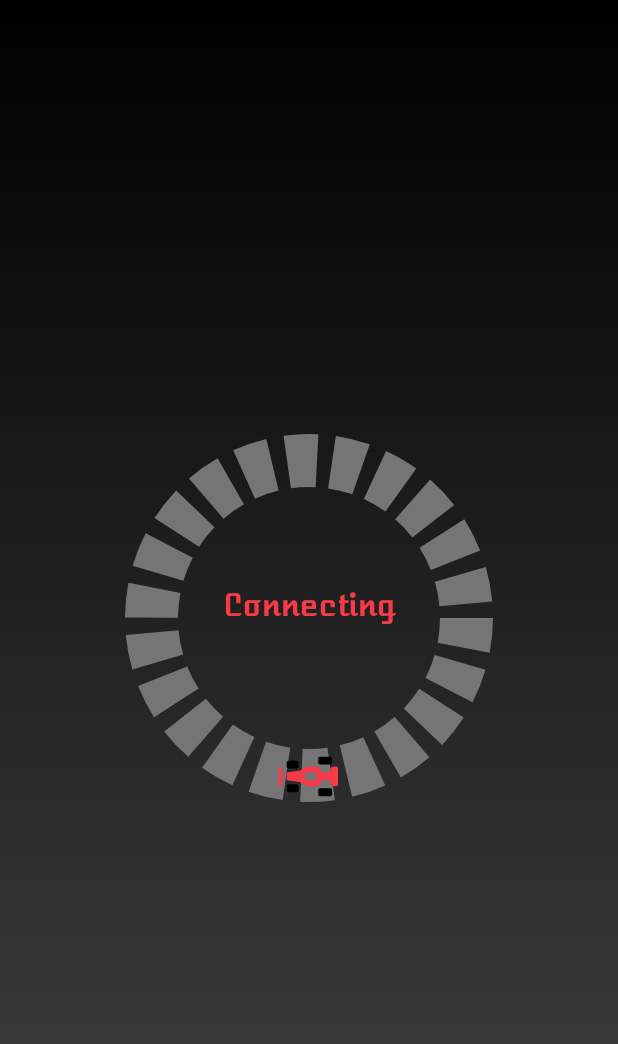
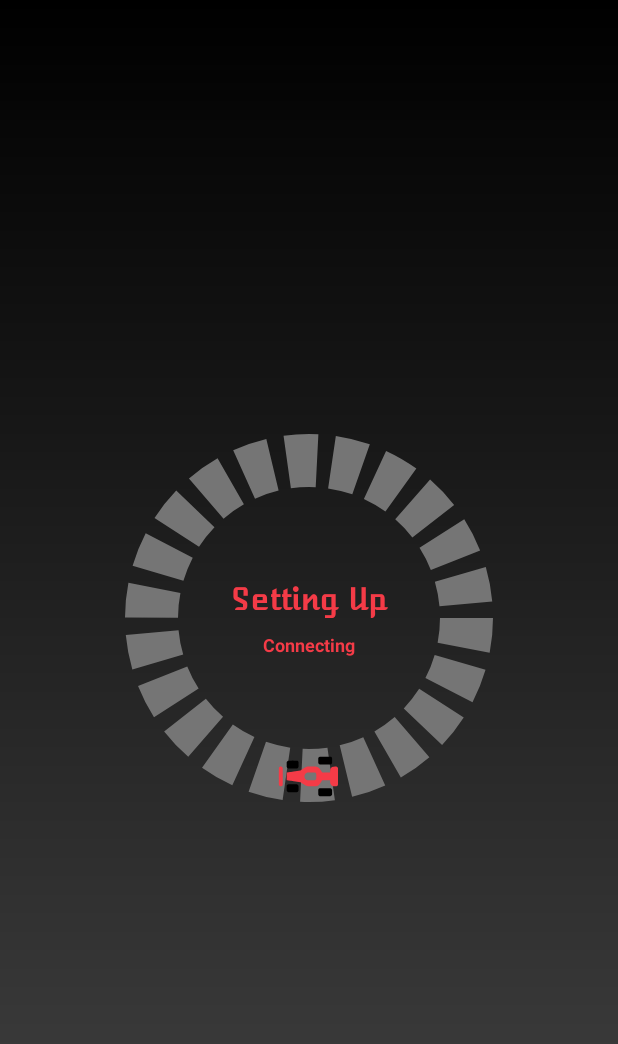
Before and after one commit to kapilsukhyani/car_connect, an Android app: the fragment DeviceConnectionView placed in its activity, on a phone screen of 412 x 824 dp. Shown: the top 1044 px of the screen. Run offline under Robolectric (Android 15) with nearby library versions, the phone set to English and light mode, and no system bars; our stand-ins replace RxJava, Shimmer; libraries missing offline, so code that uses them is left out: redux.api; 3 statements that could not run were skipped.

Commit message:
enhancing layout

```diff
--- a/base/src/main/res/layout/view_device_connection.xml
+++ b/base/src/main/res/layout/view_device_connection.xml
@@ -13,25 +13,45 @@
         android:layout_gravity="center"
         android:background="@drawable/track_element_circular" />
 
-    <com.facebook.shimmer.ShimmerFrameLayout
+    <LinearLayout
         android:layout_width="wrap_content"
         android:layout_height="wrap_content"
         android:layout_gravity="center"
-        android:layout_marginBottom="8dp"
-        app:auto_start="true">
+        android:orientation="vertical">
+
+        <com.facebook.shimmer.ShimmerFrameLayout
+            android:layout_width="wrap_content"
+            android:layout_height="wrap_content"
+            android:layout_gravity="center"
+            android:layout_marginBottom="8dp"
+            app:auto_start="true">
+
+            <TextView
+                android:id="@+id/setup_title"
+                android:layout_width="140dp"
+                android:layout_height="wrap_content"
+                android:layout_gravity="center"
+                android:fontFamily="@font/atomic_age"
+                android:gravity="center"
+                android:text="@string/setting_up"
+                android:textColor="#f43b47"
+                android:textSize="20dp"
+                android:textStyle="bold" />
+        </com.facebook.shimmer.ShimmerFrameLayout>
 
         <TextView
             android:id="@+id/status"
             android:layout_width="140dp"
             android:layout_height="wrap_content"
             android:layout_gravity="center"
-            android:fontFamily="@font/atomic_age"
+            android:gravity="center"
             android:text="Connecting"
-            android:gravity="center"
             android:textColor="#f43b47"
-            android:textSize="20dp"
+            android:textSize="12dp"
             android:textStyle="bold" />
-    </com.facebook.shimmer.ShimmerFrameLayout>
+
+    </LinearLayout>
+
 
     <ImageView
         android:id="@+id/app_logo"
--- a/base/src/main/res/values/strings.xml
+++ b/base/src/main/res/values/strings.xml
@@ -8,4 +8,5 @@
     <string name="car_connect">Car Connect</string>
     <string name="bluetooth_error_title">Bluetooth Error</string>
     <string name="bluetooth_not_available_message">Bluetooth not available.</string>
+    <string name="setting_up">Setting Up</string>
 </resources>
```
